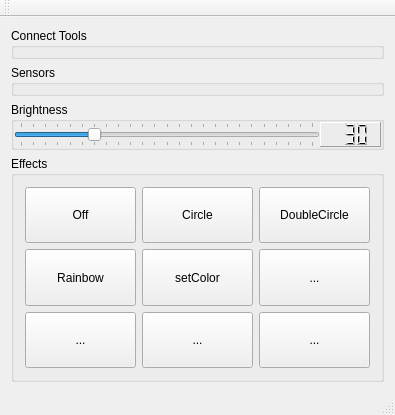
Old version of the form Apps/LWControl/controlmainwindow.ui in the repository darkjavi/ws2812Wheels.
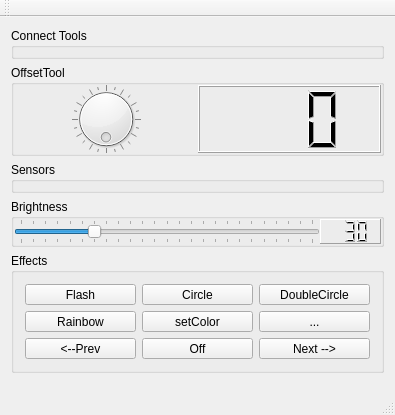
New version of the form. Custom widgets are drawn as their Qt base class.

Patch:
```diff
--- a/Apps/LWControl/controlmainwindow.ui
+++ b/Apps/LWControl/controlmainwindow.ui
@@ -22,6 +22,56 @@
       </property>
      </widget>
     </item>
+    <item>
+     <widget class="QGroupBox" name="groupOffset">
+      <property name="title">
+       <string>OffsetTool</string>
+      </property>
+      <layout class="QHBoxLayout" name="horizontalLayout_2">
+       <property name="spacing">
+        <number>0</number>
+       </property>
+       <property name="leftMargin">
+        <number>0</number>
+       </property>
+       <property name="topMargin">
+        <number>0</number>
+       </property>
+       <property name="rightMargin">
+        <number>0</number>
+       </property>
+       <property name="bottomMargin">
+        <number>0</number>
+       </property>
+       <item>
+        <widget class="QDial" name="dialOffset">
+         <property name="maximum">
+          <number>360</number>
+         </property>
+         <property name="wrapping">
+          <bool>true</bool>
+         </property>
+         <property name="notchTarget">
+          <double>15.000000000000000</double>
+         </property>
+         <property name="notchesVisible">
+          <bool>true</bool>
+         </property>
+        </widget>
+       </item>
+       <item>
+        <widget class="QLCDNumber" name="lcdOffset">
+         <property name="smallDecimalPoint">
+          <bool>false</bool>
+         </property>
+         <property name="digitCount">
+          <number>3</number>
+         </property>
+        </widget>
+       </item>
+      </layout>
+     </widget>
+    </item>
     <item>
      <widget class="sensorsWidget" name="sensorViewWidget">
       <property name="title">
@@ -98,8 +148,8 @@
        <string>Effects</string>
       </property>
       <layout class="QGridLayout" name="gridLayout">
-       <item row="0" column="0">
-        <widget class="QToolButton" name="btnOff">
+       <item row="3" column="2">
+        <widget class="QToolButton" name="btnNext">
          <property name="sizePolicy">
           <sizepolicy hsizetype="MinimumExpanding" vsizetype="MinimumExpanding">
            <horstretch>2</horstretch>
@@ -107,20 +157,7 @@
           </sizepolicy>
          </property>
          <property name="text">
-          <string>Off</string>
-         </property>
-        </widget>
-       </item>
-       <item row="2" column="2">
-        <widget class="QToolButton" name="toolButton_9">
-         <property name="sizePolicy">
-          <sizepolicy hsizetype="MinimumExpanding" vsizetype="MinimumExpanding">
-           <horstretch>2</horstretch>
-           <verstretch>1</verstretch>
-          </sizepolicy>
-         </property>
-         <property name="text">
-          <string>...</string>
+          <string>Next --&gt;</string>
          </property>
         </widget>
        </item>
@@ -189,8 +226,8 @@
          </property>
         </widget>
        </item>
-       <item row="2" column="0">
-        <widget class="QToolButton" name="toolButton_7">
+       <item row="3" column="0">
+        <widget class="QToolButton" name="btnPrev">
          <property name="sizePolicy">
           <sizepolicy hsizetype="MinimumExpanding" vsizetype="MinimumExpanding">
            <horstretch>2</horstretch>
@@ -198,12 +235,12 @@
           </sizepolicy>
          </property>
          <property name="text">
-          <string>...</string>
+          <string>&lt;--Prev</string>
          </property>
         </widget>
        </item>
-       <item row="2" column="1">
-        <widget class="QToolButton" name="toolButton_8">
+       <item row="0" column="0">
+        <widget class="QToolButton" name="btnFlash">
          <property name="sizePolicy">
           <sizepolicy hsizetype="MinimumExpanding" vsizetype="MinimumExpanding">
            <horstretch>2</horstretch>
@@ -211,13 +248,39 @@
           </sizepolicy>
          </property>
          <property name="text">
-          <string>...</string>
+          <string>Flash</string>
+         </property>
+        </widget>
+       </item>
+       <item row="3" column="1">
+        <widget class="QToolButton" name="btnOff">
+         <property name="sizePolicy">
+          <sizepolicy hsizetype="MinimumExpanding" vsizetype="MinimumExpanding">
+           <horstretch>2</horstretch>
+           <verstretch>1</verstretch>
+          </sizepolicy>
+         </property>
+         <property name="text">
+          <string>Off</string>
          </property>
         </widget>
        </item>
       </layout>
      </widget>
     </item>
+    <item>
+     <spacer name="verticalSpacer">
+      <property name="orientation">
+       <enum>Qt::Vertical</enum>
+      </property>
+      <property name="sizeHint" stdset="0">
+       <size>
+        <width>20</width>
+        <height>40</height>
+       </size>
+      </property>
+     </spacer>
+    </item>
    </layout>
   </widget>
   <widget class="QMenuBar" name="menuBar">
```
Left out of the diff: 17 changed lines with no effect on the pictures.
